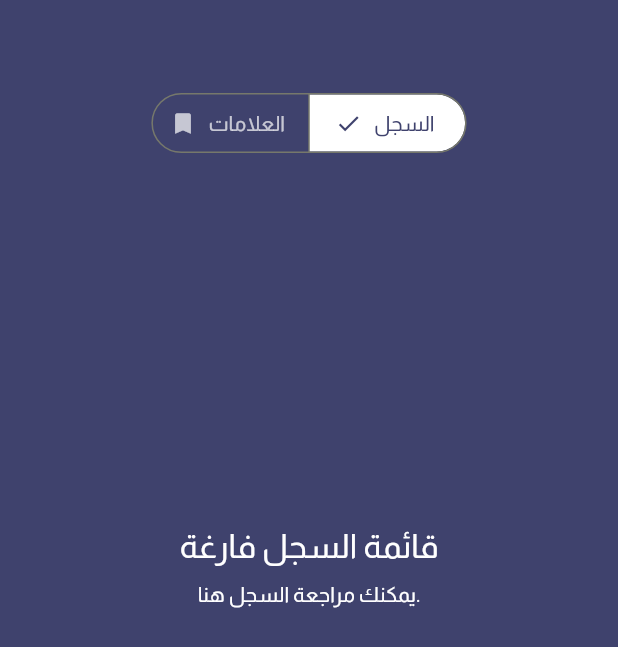
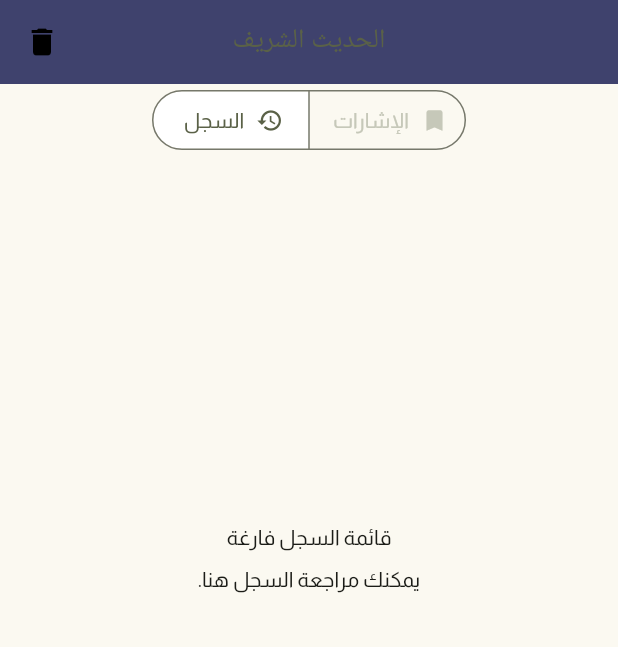
Before and after one commit to Amorphteam/z_platform, a Flutter app: the BookmarkScreen screen opened directly, after a tap on "السجل", on a phone screen of 412 x 824 dp. Shown: the top 647 px of the screen. Run offline on Flutter 3.47's test engine with Material 3 defaults, Android fonts, the phone set to English and light mode, and no system bars; our stand-ins replace bloc, firebase_analytics, firebase_core, firebase_crashlytics, flutter_bloc, flutter_html and 7 more; missing offline and left inert: epub_parser; accounts and stored records are empty; network calls fail; Roboto replaces fonts that are missing (kuffi).

Commit message:
Add clear all for bookmark screen

```diff
--- a/lib/repository/hostory_database.dart
+++ b/lib/repository/hostory_database.dart
@@ -32,6 +32,12 @@ class HistoryDatabase {
     ''');
   }
 
+  Future<void> clearAllHistory() async {
+    final db = await instance.database;
+    await db.delete('history_database');
+  }
+
+
   Future<int> addHistory(HistoryModel historyModel) async {
     final db = await instance.database;
     return await db.insert('history_database', historyModel.toJson());
@@ -39,7 +45,11 @@ class HistoryDatabase {
 
   Future<List<HistoryModel>> getAllHistory() async {
     final db = await instance.database;
-    final List<Map<String, dynamic>> maps = await db.query('history_database');
+    final List<Map<String, dynamic>> maps = await db.query(
+        'history_database',
+        orderBy: 'id DESC' // Sorting by id in descending order (newest first)
+    );
+
     return List.generate(maps.length, (i) => HistoryModel(
       id: maps[i]['id'],
       title: maps[i]['title'],
@@ -48,6 +58,7 @@ class HistoryDatabase {
       navIndex: maps[i]['navIndex'],
     ));
   }
+
 
   Future<int> getCountOfAllHistory() async {
     final db = await instance.database;
--- a/lib/repository/reference_database.dart
+++ b/lib/repository/reference_database.dart
@@ -133,6 +133,11 @@ class ReferencesDatabase {
     );
   }
 
+  Future<void> clearAllReferences() async {
+    final db = await instance.database;
+    await db.delete('reference_database');
+  }
+
 
 
 }
--- a/lib/screen/bookmark/bookmark_screen.dart
+++ b/lib/screen/bookmark/bookmark_screen.dart
@@ -1,6 +1,7 @@
 import 'package:flutter/material.dart';
 import 'package:flutter_bloc/flutter_bloc.dart';
 import 'package:zahra/screen/bookmark/widgets/history_list_widget.dart';
+import '../../widget/custom_appbar.dart';
 import 'cubit/bookmark_cubit.dart';
 import 'cubit/bookmark_state.dart';
 import 'widgets/reference_list_widget.dart';
@@ -15,6 +16,7 @@ class BookmarkScreen extends StatefulWidget {
 class _BookmarkScreenState extends State<BookmarkScreen> {
   String _selectedSegment = 'Bookmark';
 
+
   @override
   void initState() {
     super.initState();
@@ -22,47 +24,55 @@ class _BookmarkScreenState extends State<BookmarkScreen> {
   }
 
   @override
-  Widget build(BuildContext context) {
-    return Scaffold(
-      backgroundColor: Theme.of(context).colorScheme.primary,
-      body: Column(
+  Widget build(BuildContext context) => Scaffold(
+    backgroundColor: Theme.of(context).colorScheme.surface,
+    appBar:  CustomAppBar(
+      showSearchBar: false,
+      title: "الحديث الشريف",
+      leftIcon: Icons.delete, // Example: Search icon
+      onLeftTap: _clearAll,
+    ),
+    body: Directionality(
+      textDirection: TextDirection.rtl,
+      child: Column(
         children: [
           Padding(
-            padding: const EdgeInsets.only(top: 58.0),
+            padding: const EdgeInsets.only(top: 0.0),
             child: SegmentedButton<String>(
-              segments: const [
+              segments: [
                 ButtonSegment(
                   value: 'Bookmark',
-                  label: Text('العلامات'),
-                  icon: Icon(Icons.bookmark),
+                  label: const Text('الإشارات'),
+                  icon: _selectedSegment == 'Bookmark' ? const Icon(Icons.bookmark) : const Icon(Icons.bookmark),
                 ),
                 ButtonSegment(
                   value: 'History',
-                  label: Text('السجل'),
-                  icon: Icon(Icons.history),
+                  label: const Text('السجل'),
+                  icon: _selectedSegment == 'History' ? const Icon(Icons.history) : const Icon(Icons.history),
                 ),
               ],
               selected: {_selectedSegment},
+              showSelectedIcon: false,
               style: ButtonStyle(
                 foregroundColor: MaterialStateProperty.resolveWith((states) {
                   if (states.contains(MaterialState.selected)) {
-                    return Theme.of(context).colorScheme.primary;
+                    return Theme.of(context).colorScheme.secondary;
                   } else {
-                    return Colors.white70;
+                    return Theme.of(context).colorScheme.outlineVariant;
                   }
                 }),
                 backgroundColor: MaterialStateProperty.resolveWith((states) {
                   if (states.contains(MaterialState.selected)) {
                     return Theme.of(context).colorScheme.onSecondary;
                   } else {
-                    return Theme.of(context).colorScheme.primary;
+                    return Theme.of(context).colorScheme.surface;
                   }
                 }),
               ),
               onSelectionChanged: (newSelection) {
                 setState(() {
                   _selectedSegment = newSelection.first;
-                  _loadBookmarksOrHistory(); // Load data based on selection
+                  _loadBookmarksOrHistory();
                 });
               },
             ),
@@ -78,8 +88,8 @@ class _BookmarkScreenState extends State<BookmarkScreen> {
           ),
         ],
       ),
-    );
-  }
+    ),
+  );
 
   void _loadBookmarksOrHistory() {
     if (_selectedSegment == 'Bookmark') {
@@ -88,6 +98,43 @@ class _BookmarkScreenState extends State<BookmarkScreen> {
       BlocProvider.of<BookmarkCubit>(context).loadAllHistory();
     }
   }
+
+  void _clearAll() {
+    showDialog(
+      context: context,
+      builder: (BuildContext context) {
+        return Directionality(
+          textDirection: TextDirection.rtl,
+          child: AlertDialog(
+            title: Text('تأكيد الحذف'),
+            content: Text('هل أنت متأكد أنك تريد حذف جميع البيانات؟'),
+            actions: [
+              TextButton(
+                onPressed: () {
+                  Navigator.of(context).pop(); // Close dialog
+                },
+                child: Text('إلغاء', style: TextStyle(color: Theme.of(context).colorScheme.onSurface)),
+              ),
+              TextButton(
+                onPressed: () async {
+                  Navigator.of(context).pop(); // Close dialog
+                  if (_selectedSegment == 'Bookmark') {
+                    await BlocProvider.of<BookmarkCubit>(context).clearAllBookmarks();
+                  } else {
+                    await BlocProvider.of<BookmarkCubit>(context).clearAllHistory();
+                  }
+                  // Force reload the current view
+                  _loadBookmarksOrHistory();
+                },
+                child: Text('حذف', style: TextStyle(color: Colors.red)),
+              ),
+            ],
+          ),
+        );
+      },
+    );
+  }
+
 
   Widget _buildBookmarkBody(BookmarkState state) {
     return state.when(
@@ -148,13 +195,11 @@ class _BookmarkScreenState extends State<BookmarkScreen> {
               Text(
                 title,
                 textAlign: TextAlign.center,
-                style: Theme.of(context).textTheme.titleLarge?.copyWith(color: const Color(0xFFffffff)),
               ),
               const SizedBox(height: 8),
               Text(
                 subtitle,
                 textAlign: TextAlign.center,
-                style: Theme.of(context).textTheme.labelLarge?.copyWith(color: const Color(0xFFffffff)),
               ),
             ],
           ),
```
Also changed, not shown: lib/screen/bookmark/cubit/bookmark_cubit.dart (+21 -4 lines). Lines whose indentation alone changed are shown as unchanged.
